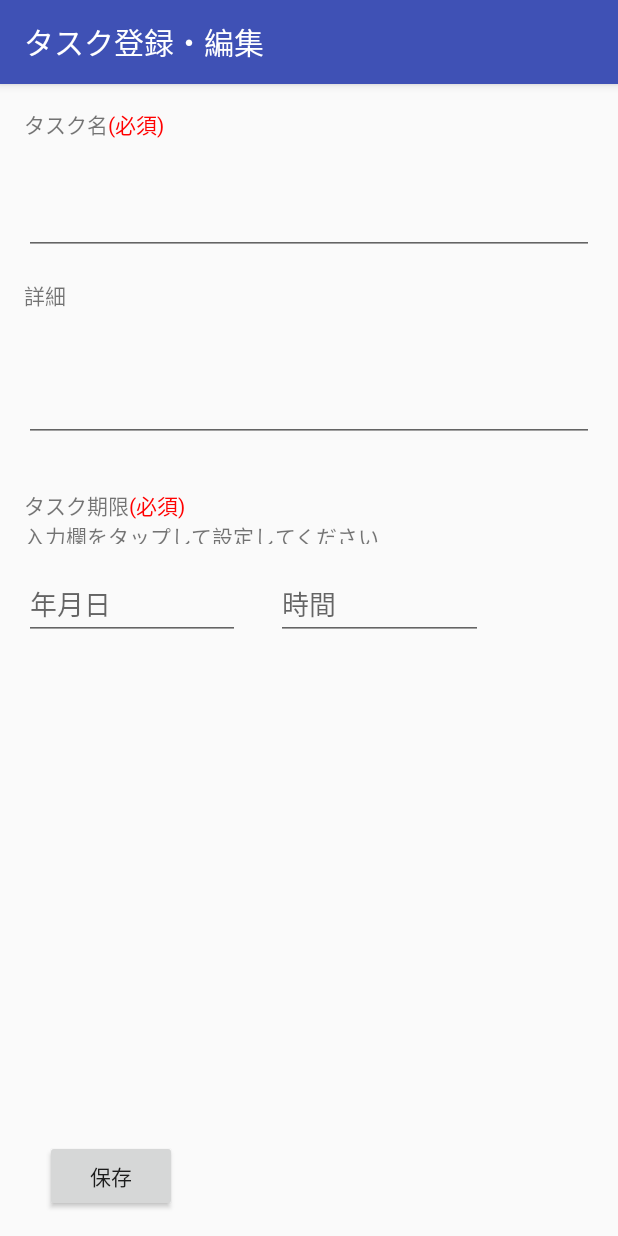
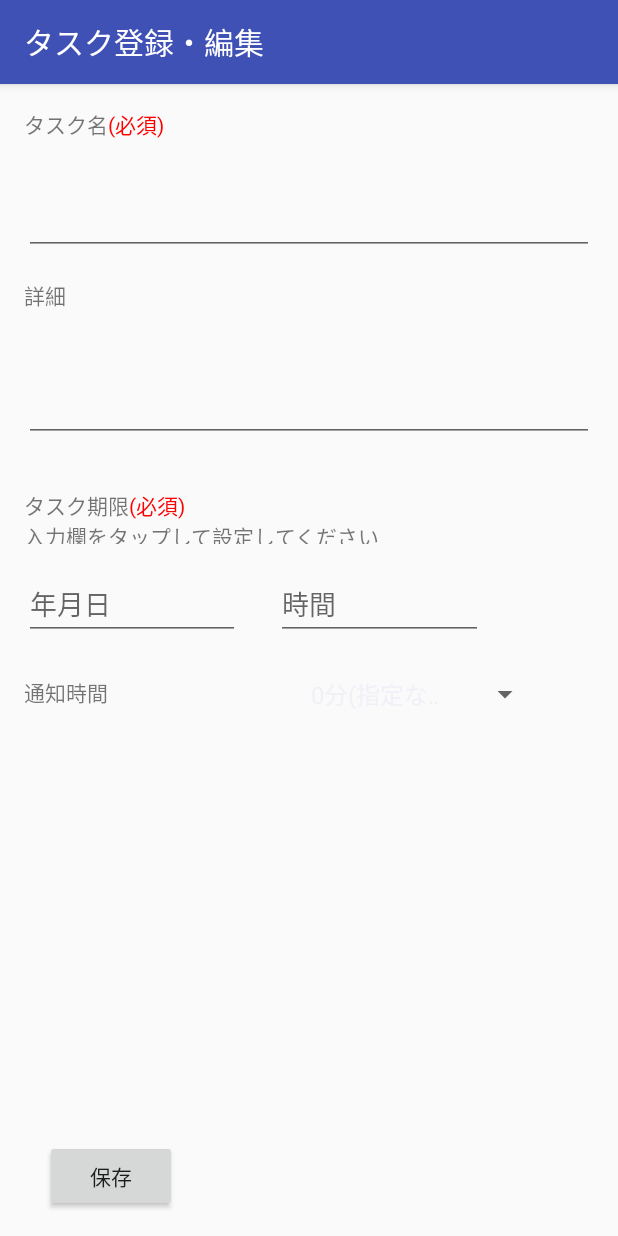
Before and after one commit to yasu1234/todoReminder, an Android app: the TaskEditActivity screen opened directly, with no data from a screen before it, on a phone screen of 412 x 824 dp. Run offline under Robolectric (Android 15) with nearby library versions, the phone set to English and light mode, and no system bars; libraries missing offline, so code that uses them is left out: io.realm, io.realm.kotlin; 1 statement that could not run was skipped.

Commit message:
通知時間のSpinnerを作成 DBマイグレーションの作成

```diff
--- a/app/build.gradle
+++ b/app/build.gradle
@@ -10,8 +10,8 @@ android {
         applicationId "com.kumaydevelop.todoreminder"
         minSdkVersion 22
         targetSdkVersion 27
-        versionCode 10
-        versionName "1.0.1"
+        versionCode 11
+        versionName "1.0.2"
         testInstrumentationRunner "android.support.test.runner.AndroidJUnitRunner"
     }
     buildTypes {
--- a/app/src/main/java/com/kumaydevelop/todoreminder/Activity/TaskEditActivity.kt
+++ b/app/src/main/java/com/kumaydevelop/todoreminder/Activity/TaskEditActivity.kt
@@ -13,11 +13,16 @@ import android.text.Spanned
 import android.view.MotionEvent
 import android.view.View
 import android.view.inputmethod.InputMethodManager
+import android.widget.AdapterView
+import android.widget.ArrayAdapter
+import android.widget.Spinner
 import com.kumaydevelop.todoreminder.Fragment.DateFragment
 import com.kumaydevelop.todoreminder.Fragment.TimeFragment
 import com.kumaydevelop.todoreminder.Model.Task
+import com.kumaydevelop.todoreminder.NotificationTime
 import com.kumaydevelop.todoreminder.R
 import com.kumaydevelop.todoreminder.Receiver.AlarmBroadCastReceiver
+import com.kumaydevelop.todoreminder.Util.CalenderUtil
 import com.kumaydevelop.todoreminder.Util.DateUtil
 import io.realm.Realm
 import io.realm.kotlin.createObject
@@ -30,6 +35,11 @@ import java.util.*
 class TaskEditActivity : AppCompatActivity(), DateFragment.onDateSelectListnerIn, TimeFragment.onTimeSelectListner {
 
     private lateinit var realm : Realm
+
+    // spinnerの初期値
+    var item : String = NotificationTime.UNSETTING.time
+
+    var selectedCode : Int = 0
 
     // 日時選択時の処理
     override fun onSelected(year: Int, month: Int, date: Int) {
@@ -48,6 +58,8 @@ class TaskEditActivity : AppCompatActivity(), DateFragment.onDateSelectListnerIn
         super.onCreate(savedInstanceState)
         setContentView(R.layout.activity_task_edit)
         realm = Realm.getDefaultInstance()
+
+        initSpinner()
 
         // (必須)のみ赤文字にする
         val timelimitHtml = "タスク期限<font color=red>(必須)</font><br>入力欄をタップして設定してください"
@@ -73,6 +85,8 @@ class TaskEditActivity : AppCompatActivity(), DateFragment.onDateSelectListnerIn
             timeText.setText(android.text.format.DateFormat.format("HH:mm", task?.time))
             titleEdit.setText(task?.title)
             detailEdit.setText(task?.detail)
+            val notifyCode = NotificationTime.values().filter { it.code == task?.notifyTime }.first()
+            spinner.setSelection(notifyCode.code)
             delete.visibility = View.VISIBLE
         } else {
             delete.visibility = View.INVISIBLE
@@ -100,18 +114,20 @@ class TaskEditActivity : AppCompatActivity(), DateFragment.onDateSelectListnerIn
                         DateUtil.toDate("HH:mm",timeText.text.toString())?.let {
                             task.time = it
                         }
+                        val notifyCode = NotificationTime.values().filter { it.time == item }.first()
+                        selectedCode = notifyCode.code
                         task.title = titleEdit.text.toString()
                         task.detail = detailEdit.text.toString()
+                        task.notifyTime = selectedCode
                     }
 
                     alert("タスクを追加しました") {
                         yesButton { finish() }
                     }.show()
                     val date = DateUtil.toDate("yyyy/MM/dd HH:mm", "${dateText.text} ${timeText.text}")
-                    val calender = Calendar.getInstance()
-                    calender.time = date
+                    val calendar = CalenderUtil.adjustNotifyTime(selectedCode, date!!)
                     // 設定した時間にアラームが作動するようにする
-                    setAlarmManager(calender, nextId, titleEdit.text.toString())
+                    setAlarmManager(calendar, nextId, titleEdit.text.toString())
                 }
                 else -> {
                     realm.executeTransaction {
@@ -125,8 +141,12 @@ class TaskEditActivity : AppCompatActivity(), DateFragment.onDateSelectListnerIn
                         DateUtil.toDate("HH:mm",timeText.text.toString())?.let {
                             task?.time = it
                         }
+                        val notifyCode = NotificationTime.values().filter { it.time == item }.first()
+                        selectedCode = notifyCode.code
                         task?.title = titleEdit.text.toString()
+
                         task?.detail = detailEdit.text.toString()
+                        task?.notifyTime = selectedCode
                     }
 
                     alert("タスクを更新しました") {
@@ -134,10 +154,9 @@ class TaskEditActivity : AppCompatActivity(), DateFragment.onDateSelectListnerIn
                     }.show()
                     // 選択した年月日と時間をまとめる
                     val date = DateUtil.toDate("yyyy/MM/dd HH:mm", "${dateText.text} ${timeText.text}")
-                    val calender = Calendar.getInstance()
-                    calender.time = date
+                    val calendar = CalenderUtil.adjustNotifyTime(selectedCode, date!!)
                     // 設定した時間にアラームが作動するようにする
-                    setAlarmManager(calender, taskId!!, titleEdit.text.toString())
+                    setAlarmManager(calendar, taskId!!, titleEdit.text.toString())
                 }
             }
         }
@@ -223,4 +242,36 @@ class TaskEditActivity : AppCompatActivity(), DateFragment.onDateSelectListnerIn
             return Html.fromHtml(html)
         }
     }
+
+    // spinner作成
+    fun initSpinner() {
+        var selectedOption = arrayListOf<String>()
+
+        // 選択肢の作成
+        NotificationTime.values().map {
+            selectedOption.add(it.time)
+        }
+
+        val adapter = ArrayAdapter(applicationContext,
+                android.R.layout.simple_spinner_item, selectedOption)
+
+        adapter.setDropDownViewResource(android.R.layout.simple_spinner_dropdown_item)
+
+        spinner.adapter = adapter
+
+        // リスナーを登録
+        spinner.onItemSelectedListener = object : AdapterView.OnItemSelectedListener{
+            // アイテムが選択された時
+            override fun onItemSelected(parent: AdapterView<*>?, view: View?, position: Int, id: Long) {
+                // spinnerを取得
+                val spinnerParent = parent as Spinner
+                item = spinnerParent.selectedItem as String
+
+            }
+
+            // アイテムが選択されなかった
+            override fun onNothingSelected(parent: AdapterView<*>?) {
+            }
+        }
+    }
 }
--- a/app/src/main/java/com/kumaydevelop/todoreminder/Application/TaskSchedulerApplication.kt
+++ b/app/src/main/java/com/kumaydevelop/todoreminder/Application/TaskSchedulerApplication.kt
@@ -2,10 +2,15 @@ package com.kumaydevelop.todoreminder.Application
 
 import android.app.Application
 import io.realm.Realm
+import io.realm.RealmConfiguration
 
 class TaskSchedulerApplication : Application() {
     override fun onCreate() {
         super.onCreate()
         Realm.init(this)
+        val builder = RealmConfiguration.Builder()
+        builder.schemaVersion(1L).migration(Migration())
+        val config = builder.build()
+        Realm.setDefaultConfiguration(config)
     }
 }
--- a/app/src/main/java/com/kumaydevelop/todoreminder/Model/Task.kt
+++ b/app/src/main/java/com/kumaydevelop/todoreminder/Model/Task.kt
@@ -11,5 +11,5 @@ open class Task: RealmObject() {
     var detail: String = ""
     var date : Date = Date()
     var time : Date = Date()
-    var deleteFlg : Int = 0
+    var notifyTime : Int = 0
 }
--- /dev/null
+++ b/app/src/main/java/com/kumaydevelop/todoreminder/NotificationTime.kt
@@ -0,0 +1,10 @@
+package com.kumaydevelop.todoreminder
+
+enum class NotificationTime(val code: Int, val time: String) {
+    UNSETTING(0,"0分(指定なし)"),
+    FIVEMINUTES(1,"5分前"),
+    TENMINUTES(2,"10分前"),
+    FIFTEENMINUTES(3,"15分前"),
+    THIRTYMINUTES(4,"30分前"),
+    HOUR(5,"1時間前")
+}
--- a/app/src/main/res/layout/activity_task_edit.xml
+++ b/app/src/main/res/layout/activity_task_edit.xml
@@ -125,4 +125,27 @@
         app:layout_constraintStart_toEndOf="@+id/dateText"
         app:layout_constraintTop_toBottomOf="@+id/timeLimit" />
 
+    <Spinner
+        android:id="@+id/spinner"
+        android:layout_width="161dp"
+        android:layout_height="24dp"
+        android:layout_marginEnd="16dp"
+        android:layout_marginTop="24dp"
+        app:layout_constraintEnd_toEndOf="parent"
+        app:layout_constraintHorizontal_bias="0.849"
+        app:layout_constraintStart_toStartOf="parent"
+        app:layout_constraintTop_toBottomOf="@+id/timeText" />
+
+    <TextView
+        android:id="@+id/notifyTime"
+        android:layout_width="0dp"
+        android:layout_height="27dp"
+        android:layout_marginEnd="8dp"
+        android:layout_marginStart="16dp"
+        android:layout_marginTop="24dp"
+        android:text="通知時間"
+        app:layout_constraintEnd_toStartOf="@+id/spinner"
+        app:layout_constraintStart_toStartOf="parent"
+        app:layout_constraintTop_toBottomOf="@+id/dateText" />
+
 </android.support.constraint.ConstraintLayout>
```
Also changed, not shown: app/src/main/AndroidManifest.xml (+7 -0 lines), app/src/main/java/com/kumaydevelop/todoreminder/Application/Migration.kt (added, +19 -0 lines), app/src/main/java/com/kumaydevelop/todoreminder/Util/CalenderUtil.kt (added, +23 -0 lines), 1 other file.
